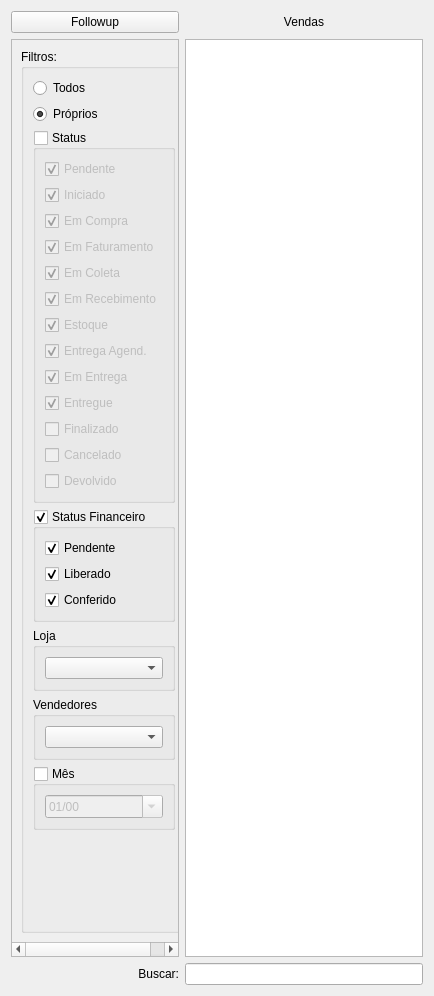
Before: the Qt Designer form ui/widgetvenda.ui in darktorres/ERP-STACCATO, drawn with Qt 5.
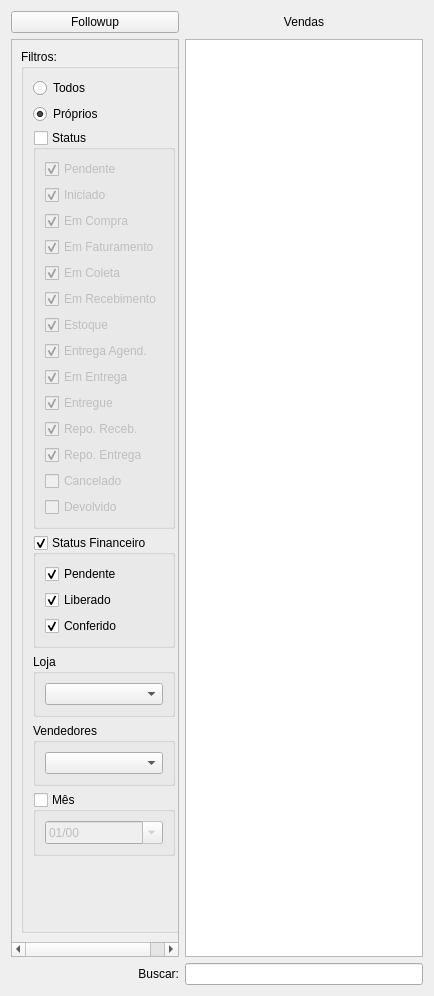
After: the same form once the commit is applied. Custom widgets are drawn as their Qt base class.

What changed in the file:
```diff
--- a/ui/widgetvenda.ui
+++ b/ui/widgetvenda.ui
@@ -209,7 +209,7 @@
                <bool>false</bool>
               </property>
               <layout class="QGridLayout" name="gridLayout_40">
-               <item row="11" column="0">
+               <item row="12" column="0">
                 <widget class="QCheckBox" name="checkBoxCancelado">
                  <property name="enabled">
                   <bool>true</bool>
@@ -264,11 +264,14 @@
                   <bool>true</bool>
                  </property>
                  <property name="text">
-                  <string>Finalizado</string>
+                  <string>Repo. Receb.</string>
+                 </property>
+                 <property name="checked">
+                  <bool>true</bool>
                  </property>
                 </widget>
                </item>
-               <item row="12" column="0">
+               <item row="13" column="0">
                 <widget class="QCheckBox" name="checkBoxDevolvido">
                  <property name="enabled">
                   <bool>true</bool>
@@ -369,6 +372,19 @@
                  </property>
                 </widget>
                </item>
+               <item row="11" column="0">
+                <widget class="QCheckBox" name="checkBoxRepoEntrega">
+                 <property name="enabled">
+                  <bool>true</bool>
+                 </property>
+                 <property name="text">
+                  <string>Repo. Entrega</string>
+                 </property>
+                 <property name="checked">
+                  <bool>true</bool>
+                 </property>
+                </widget>
+               </item>
               </layout>
              </widget>
             </item>
```
Left out of the diff: 80 changed lines with no effect on the pictures.
